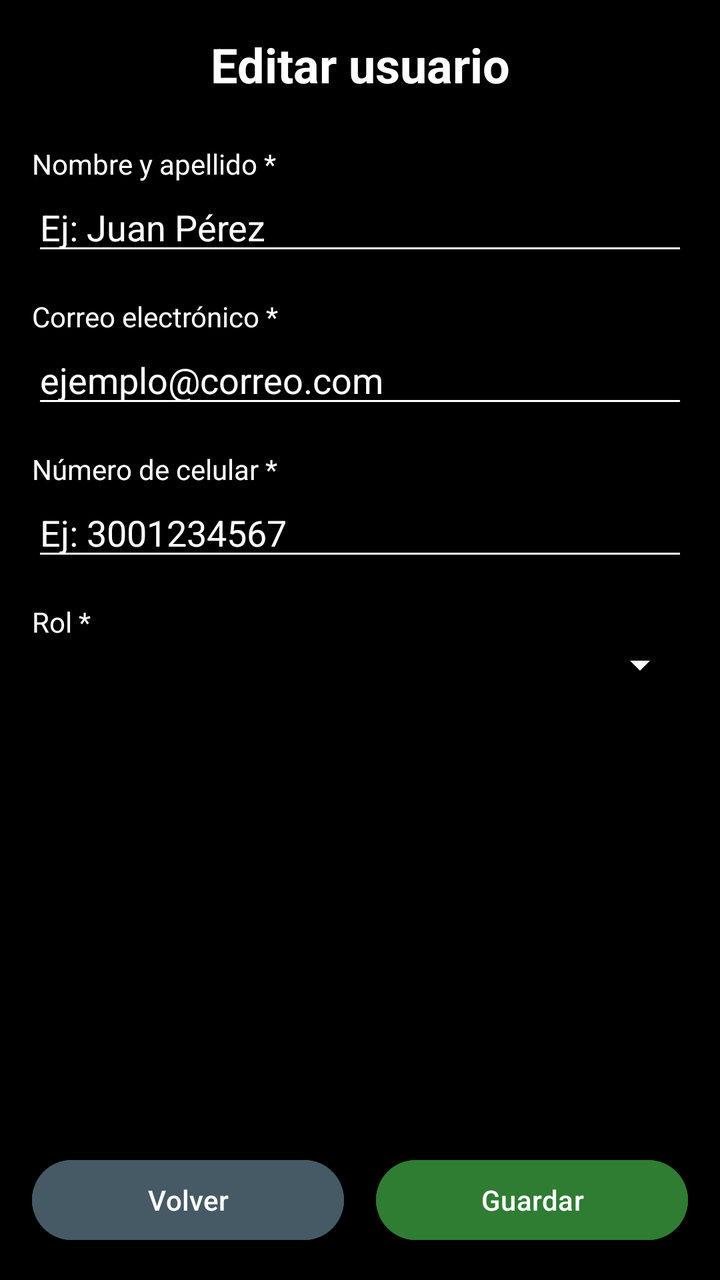
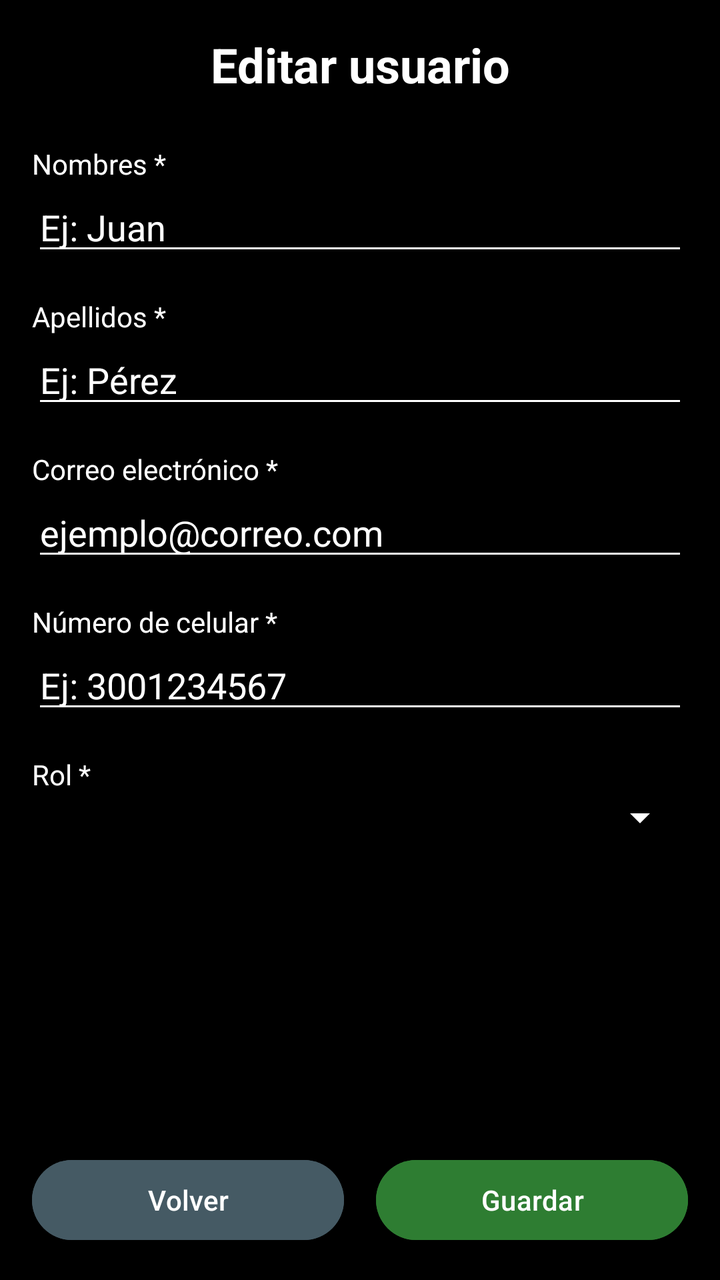

An Android layout rendered at two revisions. The XML below is the earlier revision; the diff shows what the commit changed to produce the second picture.
<!-- AndroidManifest.xml: application theme Theme.GranineaApp -->
<!-- res/layout/activity_editar_usuario.xml -->
<?xml version="1.0" encoding="utf-8"?>
<androidx.constraintlayout.widget.ConstraintLayout
    xmlns:android="http://schemas.android.com/apk/res/android"
    xmlns:app="http://schemas.android.com/apk/res-auto"
    android:layout_width="match_parent"
    android:layout_height="match_parent"
    android:background="@color/black"
    android:padding="16dp">

    
    <TextView
        android:id="@+id/tvTituloEditarUsuario"
        android:layout_width="0dp"
        android:layout_height="wrap_content"
        android:text="Editar usuario"
        android:textSize="24sp"
        android:textStyle="bold"
        android:textColor="@color/white"
        android:gravity="center"
        android:paddingBottom="24dp"
        app:layout_constraintTop_toTopOf="parent"
        app:layout_constraintStart_toStartOf="parent"
        app:layout_constraintEnd_toEndOf="parent" />

    
    <TextView
        android:id="@+id/labelNombre"
        android:layout_width="0dp"
        android:layout_height="wrap_content"
        android:text="Nombre y apellido *"
        android:textSize="14sp"
        android:textColor="@color/white"
        app:layout_constraintTop_toBottomOf="@id/tvTituloEditarUsuario"
        app:layout_constraintStart_toStartOf="parent" />

    <EditText
        android:id="@+id/etUsuarioNombre"
        android:layout_width="0dp"
        android:layout_height="wrap_content"
        android:hint="Ej: Juan Pérez"
        android:inputType="textPersonName"
        android:backgroundTint="@color/white"
        android:textColor="@color/white"
        android:textColorHint="@color/white"
        app:layout_constraintTop_toBottomOf="@id/labelNombre"
        app:layout_constraintStart_toStartOf="parent"
        app:layout_constraintEnd_toEndOf="parent" />

    
    <TextView
        android:id="@+id/labelCorreo"
        android:layout_width="0dp"
        android:layout_height="wrap_content"
        android:text="Correo electrónico *"
        android:textSize="14sp"
        android:textColor="@color/white"
        android:layout_marginTop="16dp"
        app:layout_constraintTop_toBottomOf="@id/etUsuarioNombre"
        app:layout_constraintStart_toStartOf="parent" />

    <EditText
        android:id="@+id/etUsuarioCorreo"
        android:layout_width="0dp"
        android:layout_height="wrap_content"
        android:hint="ejemplo@correo.com"
        android:inputType="textEmailAddress"
        android:backgroundTint="@color/white"
        android:textColor="@color/white"
        android:textColorHint="@color/white"
        app:layout_constraintTop_toBottomOf="@id/labelCorreo"
        app:layout_constraintStart_toStartOf="parent"
        app:layout_constraintEnd_toEndOf="parent" />

    
    <TextView
        android:id="@+id/labelCelular"
        android:layout_width="0dp"
        android:layout_height="wrap_content"
        android:text="Número de celular *"
        android:textSize="14sp"
        android:textColor="@color/white"
        android:layout_marginTop="16dp"
        app:layout_constraintTop_toBottomOf="@id/etUsuarioCorreo"
        app:layout_constraintStart_toStartOf="parent" />

    <EditText
        android:id="@+id/etUsuarioCelular"
        android:layout_width="0dp"
        android:layout_height="wrap_content"
        android:hint="Ej: 3001234567"
        android:inputType="phone"
        android:backgroundTint="@color/white"
        android:textColor="@color/white"
        android:textColorHint="@color/white"
        app:layout_constraintTop_toBottomOf="@id/labelCelular"
        app:layout_constraintStart_toStartOf="parent"
        app:layout_constraintEnd_toEndOf="parent" />

    
    <TextView
        android:id="@+id/labelRol"
        android:layout_width="0dp"
        android:layout_height="wrap_content"
        android:text="Rol *"
        android:textSize="14sp"
        android:textColor="@color/white"
        android:layout_marginTop="16dp"
        app:layout_constraintTop_toBottomOf="@id/etUsuarioCelular"
        app:layout_constraintStart_toStartOf="parent" />

    <Spinner
        android:id="@+id/spinnerUsuarioRol"
        android:layout_width="0dp"
        android:layout_height="wrap_content"
        android:backgroundTint="@color/white"
        android:popupBackground="@color/white"
        app:layout_constraintTop_toBottomOf="@id/labelRol"
        app:layout_constraintStart_toStartOf="parent"
        app:layout_constraintEnd_toEndOf="parent" />

    
    <LinearLayout
        android:layout_width="0dp"
        android:layout_height="wrap_content"
        android:orientation="horizontal"
        android:layout_marginTop="32dp"
        app:layout_constraintBottom_toBottomOf="parent"
        app:layout_constraintStart_toStartOf="parent"
        app:layout_constraintEnd_toEndOf="parent">

        <Button
            android:id="@+id/btnVolverUsuario"
            android:layout_width="0dp"
            android:layout_height="wrap_content"
            android:layout_weight="1"
            android:layout_marginEnd="8dp"
            android:text="Volver"
            android:backgroundTint="@color/color_perfil"
            android:textColor="@color/text_white" />

        <Button
            android:id="@+id/btnGuardarUsuario"
            android:layout_width="0dp"
            android:layout_height="wrap_content"
            android:layout_weight="1"
            android:layout_marginStart="8dp"
            android:text="Guardar"
            android:backgroundTint="@color/primary"
            android:textColor="@color/text_white" />
    </LinearLayout>

</androidx.constraintlayout.widget.ConstraintLayout>
<!-- resources referenced by this layout -->
<resources>
  <color name="black">#000000</color>
  <color name="color_perfil">#455A64</color>
  <color name="primary">#2E7D32</color>
  <color name="text_white">#FFFFFF</color>
  <color name="white">#FFFFFF</color>
  <style name="Theme.GranineaApp" parent="Base.Theme.GranineaApp" />
  <style name="Base.Theme.GranineaApp" parent="Theme.Material3.DayNight.NoActionBar">
      
      <item name="colorPrimary">@color/black</item>
      <item name="android:statusBarColor">@color/black</item>
      
      <item name="android:windowLightStatusBar">false</item>
  </style>
</resources>

<!-- the commit's change to res/layout/activity_editar_usuario.xml (unified diff, before → after) -->
@@ -12,7 +12,7 @@
         android:id="@+id/tvTituloEditarUsuario"
         android:layout_width="0dp"
         android:layout_height="wrap_content"
-        android:text="Editar usuario"
+        android:text="@string/editar_usuario"
         android:textSize="24sp"
         android:textStyle="bold"
         android:textColor="@color/white"
@@ -27,7 +27,7 @@
         android:id="@+id/labelNombre"
         android:layout_width="0dp"
         android:layout_height="wrap_content"
-        android:text="Nombre y apellido *"
+        android:text="@string/nombresl"
         android:textSize="14sp"
         android:textColor="@color/white"
         app:layout_constraintTop_toBottomOf="@id/tvTituloEditarUsuario"
@@ -37,7 +37,7 @@
         android:id="@+id/etUsuarioNombre"
         android:layout_width="0dp"
         android:layout_height="wrap_content"
-        android:hint="Ej: Juan Pérez"
+        android:hint="@string/ej_juan"
         android:inputType="textPersonName"
         android:backgroundTint="@color/white"
         android:textColor="@color/white"
@@ -48,10 +48,10 @@
 
     
     <TextView
-        android:id="@+id/labelCorreo"
+        android:id="@+id/labelApellido"
         android:layout_width="0dp"
         android:layout_height="wrap_content"
-        android:text="Correo electrónico *"
+        android:text="@string/apellidosl"
         android:textSize="14sp"
         android:textColor="@color/white"
         android:layout_marginTop="16dp"
@@ -59,10 +59,35 @@
         app:layout_constraintStart_toStartOf="parent" />
 
     <EditText
+        android:id="@+id/etUsuarioApellido"
+        android:layout_width="0dp"
+        android:layout_height="wrap_content"
+        android:hint="@string/ej_p_rez"
+        android:inputType="textPersonName"
+        android:backgroundTint="@color/white"
+        android:textColor="@color/white"
+        android:textColorHint="@color/white"
+        app:layout_constraintTop_toBottomOf="@id/labelApellido"
+        app:layout_constraintStart_toStartOf="parent"
+        app:layout_constraintEnd_toEndOf="parent" />
+
+    
+    <TextView
+        android:id="@+id/labelCorreo"
+        android:layout_width="0dp"
+        android:layout_height="wrap_content"
+        android:text="@string/correo_electr_nico"
+        android:textSize="14sp"
+        android:textColor="@color/white"
+        android:layout_marginTop="16dp"
+        app:layout_constraintTop_toBottomOf="@id/etUsuarioApellido"
+        app:layout_constraintStart_toStartOf="parent" />
+
+    <EditText
         android:id="@+id/etUsuarioCorreo"
         android:layout_width="0dp"
         android:layout_height="wrap_content"
-        android:hint="ejemplo@correo.com"
+        android:hint="@string/ejemplo_correo_com"
         android:inputType="textEmailAddress"
         android:backgroundTint="@color/white"
         android:textColor="@color/white"
<!-- resource entries referenced after the edit -->
@@ -5,6 +5,13 @@
   <color name="primary">#2E7D32</color>
   <color name="text_white">#FFFFFF</color>
   <color name="white">#FFFFFF</color>
+  <string name="apellidosl">Apellidos *</string>
+  <string name="correo_electr_nico">Correo electrónico *</string>
+  <string name="editar_usuario">Editar usuario</string>
+  <string name="ej_juan">Ej: Juan</string>
+  <string name="ej_p_rez">Ej: Pérez</string>
+  <string name="ejemplo_correo_com">ejemplo@correo.com</string>
+  <string name="nombresl">Nombres *</string>
   <style name="Theme.GranineaApp" parent="Base.Theme.GranineaApp" />
   <style name="Base.Theme.GranineaApp" parent="Theme.Material3.DayNight.NoActionBar">
       
